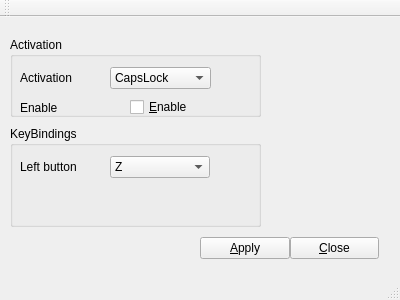
AlexZ005/xmkeys, file xmkeys.ui: the form before one commit.
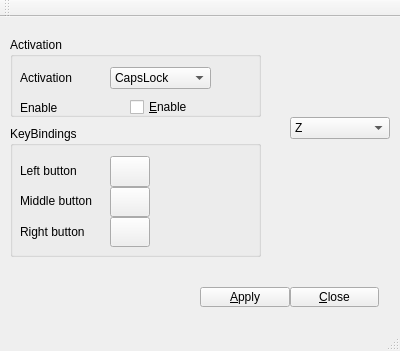
The form after the commit.

Commit message: buttons shows captured keycode from modified xev

What changed in the file:
```diff
--- a/xmkeys.ui
+++ b/xmkeys.ui
@@ -7,7 +7,7 @@
     <x>0</x>
     <y>0</y>
     <width>400</width>
-    <height>300</height>
+    <height>351</height>
    </rect>
   </property>
   <property name="windowTitle">
@@ -87,7 +87,7 @@
       <x>10</x>
       <y>109</y>
       <width>251</width>
-      <height>101</height>
+      <height>131</height>
      </rect>
     </property>
     <property name="title">
@@ -99,41 +99,86 @@
        <x>10</x>
        <y>30</y>
        <width>90</width>
-       <height>21</height>
+       <height>30</height>
       </rect>
      </property>
      <property name="text">
       <string>Left button</string>
      </property>
     </widget>
-    <widget class="QComboBox" name="leftButtonComboBox">
+    <widget class="QPushButton" name="leftMouseKey">
      <property name="geometry">
       <rect>
        <x>100</x>
        <y>30</y>
-       <width>100</width>
-       <height>22</height>
+       <width>40</width>
+       <height>31</height>
       </rect>
      </property>
-     <item>
-      <property name="text">
-       <string>Z</string>
-      </property>
-     </item>
-     <item>
-      <property name="text">
-       <string>X</string>
-      </property>
-     </item>
+     <property name="text">
+      <string/>
+     </property>
+    </widget>
+    <widget class="QPushButton" name="middleMouseKey">
+     <property name="geometry">
+      <rect>
+       <x>100</x>
+       <y>61</y>
+       <width>40</width>
+       <height>30</height>
+      </rect>
+     </property>
+     <property name="text">
+      <string/>
+     </property>
+    </widget>
+    <widget class="QLabel" name="labelLeftButton_2">
+     <property name="geometry">
+      <rect>
+       <x>10</x>
+       <y>60</y>
+       <width>90</width>
+       <height>29</height>
+      </rect>
+     </property>
+     <property name="text">
+      <string>Middle button</string>
+     </property>
+    </widget>
+    <widget class="QPushButton" name="rightMouseKey">
+     <property name="geometry">
+      <rect>
+       <x>100</x>
+       <y>91</y>
+       <width>40</width>
+       <height>30</height>
+      </rect>
+     </property>
+     <property name="text">
+      <string/>
+     </property>
+    </widget>
+    <widget class="QLabel" name="labelLeftButton_3">
+     <property name="geometry">
+      <rect>
+       <x>10</x>
+       <y>91</y>
+       <width>90</width>
+       <height>29</height>
+      </rect>
+     </property>
+     <property name="text">
+      <string>Right button</string>
+     </property>
     </widget>
    </widget>
    <widget class="QPushButton" name="applyButton">
     <property name="geometry">
      <rect>
       <x>200</x>
-      <y>220</y>
+      <y>270</y>
       <width>90</width>
-      <height>22</height>
+      <height>20</height>
      </rect>
     </property>
     <property name="text">
@@ -144,15 +189,35 @@
     <property name="geometry">
      <rect>
       <x>290</x>
-      <y>220</y>
+      <y>270</y>
       <width>89</width>
-      <height>22</height>
+      <height>20</height>
      </rect>
     </property>
     <property name="text">
      <string>&amp;Close</string>
     </property>
    </widget>
+   <widget class="QComboBox" name="leftButtonComboBox">
+    <property name="geometry">
+     <rect>
+      <x>290</x>
+      <y>100</y>
+      <width>100</width>
+      <height>22</height>
+     </rect>
+    </property>
+    <item>
+     <property name="text">
+      <string>Z</string>
+     </property>
+    </item>
+    <item>
+     <property name="text">
+      <string>X</string>
+     </property>
+    </item>
+   </widget>
   </widget>
   <widget class="QMenuBar" name="menuBar">
    <property name="geometry">
```
The commit also changes 5 other files.
